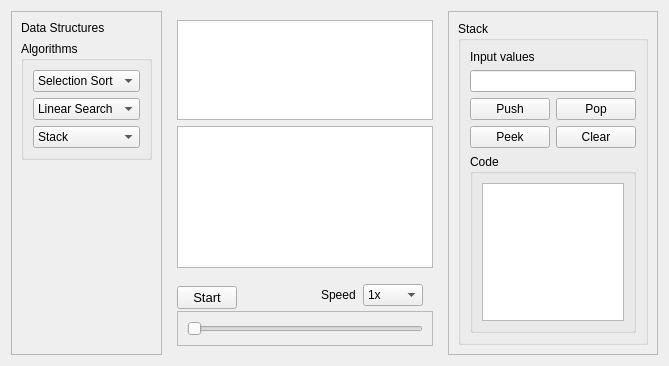
Above: form.ui from Binaya764/DSA-Visualizer before the change. Below: the same form after it.
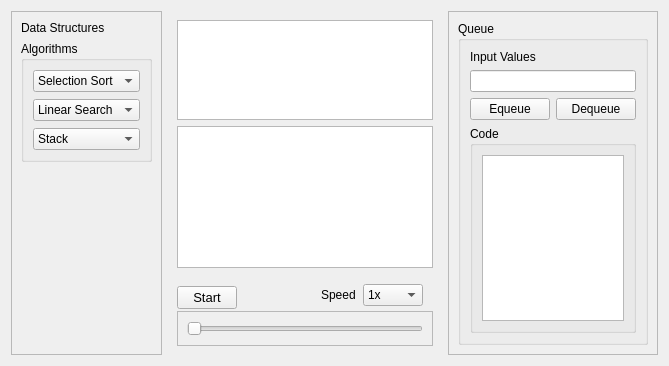
That is the form after the change.

What changed in the file:
```diff
--- a/form.ui
+++ b/form.ui
@@ -48,6 +48,9 @@
             <layout class="QVBoxLayout" name="verticalLayout_5">
              <item>
               <layout class="QVBoxLayout" name="verticalLayout_4">
+               <property name="spacing">
+                <number>7</number>
+               </property>
                <item>
                 <widget class="QComboBox" name="sort_comboBox">
                  <property name="editable">
@@ -317,7 +320,7 @@
         <enum>QFrame::Shadow::Raised</enum>
        </property>
        <property name="currentIndex">
-        <number>4</number>
+        <number>5</number>
        </property>
        <widget class="QWidget" name="Bubble_sort">
         <layout class="QHBoxLayout" name="horizontalLayout_2">
@@ -745,6 +748,67 @@
          </item>
         </layout>
        </widget>
+       <widget class="QWidget" name="page_2">
+        <layout class="QHBoxLayout" name="horizontalLayout_10">
+         <item>
+          <layout class="QVBoxLayout" name="verticalLayout_32">
+           <item>
+            <widget class="QGroupBox" name="groupBox_10">
+             <property name="title">
+              <string>Queue</string>
+             </property>
+             <layout class="QVBoxLayout" name="verticalLayout_34">
+              <item>
+               <layout class="QVBoxLayout" name="verticalLayout_33">
+                <item>
+                 <widget class="QLabel" name="label_16">
+                  <property name="text">
+                   <string>Input Values</string>
+                  </property>
+                 </widget>
+                </item>
+                <item>
+                 <widget class="QLineEdit" name="lineEdit_Queue"/>
+                </item>
+                <item>
+                 <layout class="QHBoxLayout" name="horizontalLayout_13">
+                  <item>
+                   <widget class="QPushButton" name="Btn_Equeue">
+                    <property name="text">
+                     <string>Equeue</string>
+                    </property>
+                   </widget>
+                  </item>
+                  <item>
+                   <widget class="QPushButton" name="Btn_Dequeue">
+                    <property name="text">
+                     <string>Dequeue</string>
+                    </property>
+                   </widget>
+                  </item>
+                 </layout>
+                </item>
+                <item>
+                 <widget class="QGroupBox" name="groupBox_11">
+                  <property name="title">
+                   <string>Code</string>
+                  </property>
+                  <layout class="QHBoxLayout" name="horizontalLayout_16">
+                   <item>
+                    <widget class="QGraphicsView" name="code_graphicsView_Queue"/>
+                   </item>
+                  </layout>
+                 </widget>
+                </item>
+               </layout>
+              </item>
+             </layout>
+            </widget>
+           </item>
+          </layout>
+         </item>
+        </layout>
+       </widget>
       </widget>
      </item>
     </layout>
```
